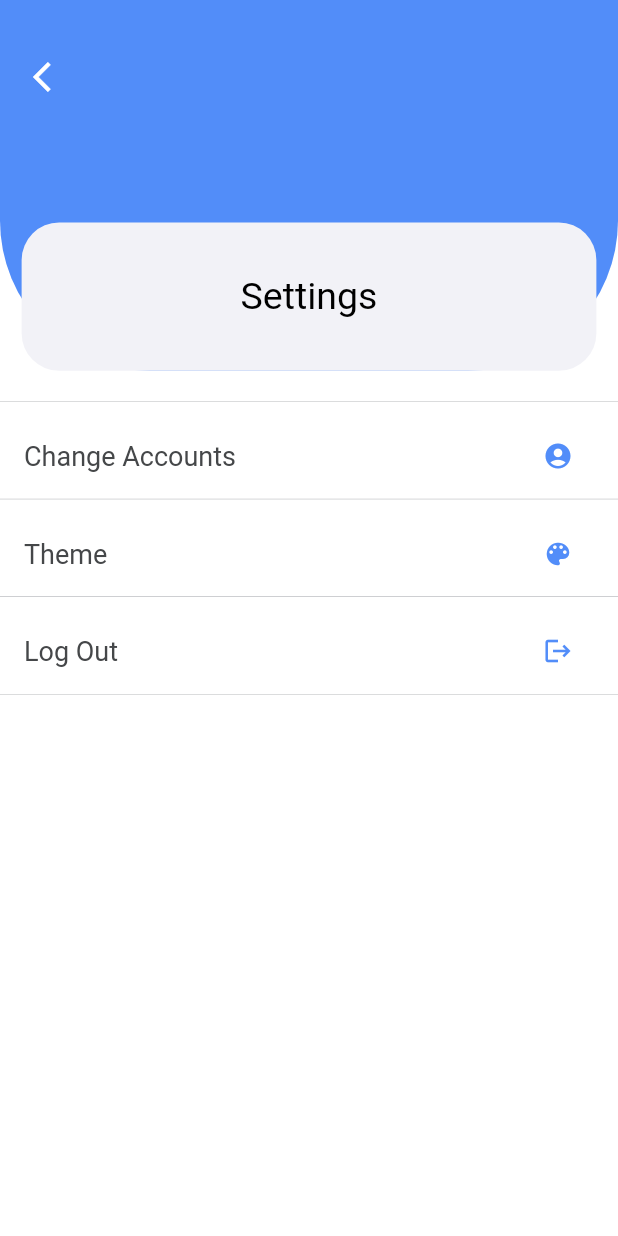
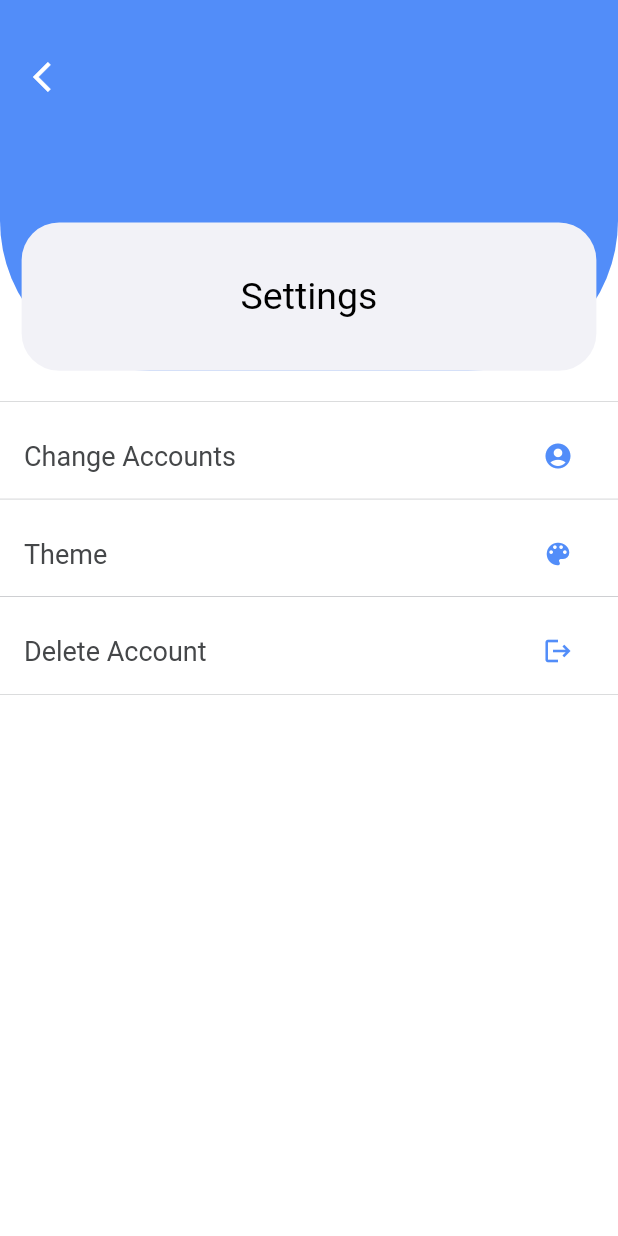
Before and after one commit to ilknurdondurma/BTWlate-Translate, a Flutter app: the SettingsPage screen opened directly, on a phone screen of 412 x 824 dp. Run offline on Flutter 3.47's test engine with Material 2 defaults, Android fonts, the phone set to English and light mode, and no system bars; our stand-ins replace cloud_firestore, firebase_auth, firebase_core, flutter_spinkit, fluttertoast, get and 2 more; missing offline and left inert: translator; accounts and stored records are empty.

Commit message:
google account delete added

```diff
--- /dev/null
+++ b/lib/auth/facebook_sign.dart
@@ -0,0 +1,3 @@
+class FacebookSign{
+
+}
--- a/lib/kaldigimYer.dart
+++ /dev/null
@@ -1,3 +0,0 @@
-
-// translate sayfasında sadece ses kaldı
-//loginde column elemanları eklenecek
--- a/lib/screens/login.dart
+++ b/lib/screens/login.dart
@@ -43,7 +43,7 @@ class _LoginPageState extends State<LoginPage> {
                   SizedBox(height:UISpaceHelper.dynamicHeight(context, 0.05)),
                   //buttons
                   GestureDetector(
-                    onTap:()=>GoogleSign.asas(),
+                    onTap:()=>GoogleSign.loginButtonGoogle(),
                     child: MyContainerButton(
                         dynamicwidth: UISizeHelper.loginButtonsWidth,
                         dynamicheight: UISizeHelper.loginButtonsHeight,
--- a/lib/screens/settings.dart
+++ b/lib/screens/settings.dart
@@ -1,3 +1,4 @@
+import 'package:btwlate/auth/google_sign.dart';
 import 'package:btwlate/screens/login.dart';
 import 'package:btwlate/screens/translate.dart';
 import 'package:btwlate/ui/helper/ui_colors_helper.dart';
@@ -29,7 +30,7 @@ class _SettingsPageState extends State<SettingsPage> {
               GeneralThemeWidgetStyle(
                   iconChild: const Icon(Icons.arrow_back_ios),
                   height: UISpaceHelper.dynamicHeight(context, UISizeHelper.smallHeaderHeight),
-                  headerIconFunc: ()=>Get.to(()=>TranslatePage()),
+                  headerIconFunc: ()=>Get.back(),
                   child: Text(UITextHelper.settingsHeader,style: UITextStyles.pagesHeaderStyle,)
               ),
               Column(
@@ -41,6 +42,7 @@ class _SettingsPageState extends State<SettingsPage> {
                     size: UISizeHelper.inBoxIconsSize,
                     onPressed: (){
                       print("change account");
+                      GoogleSign.logOutGoogle();
                       Get.to(()=>const LoginPage());
                       },
                     icon: Icons.account_circle_rounded,
@@ -55,10 +57,16 @@ class _SettingsPageState extends State<SettingsPage> {
 
                   ),
                   MyListTileContainer(
-                    text: UITextHelper.logOut,
+                    text: UITextHelper.deleteAccount,
                     color: UIColorsHelper.lightSettingsIconColor,
                     size: UISizeHelper.inBoxIconsSize,
-                    onPressed: (){print("exit");},
+                    onPressed: (){
+                      GoogleSign.deleteGoogle();
+
+                      print("delete ");
+
+
+                    },
                     icon: Icons.logout,
 
                   ),
--- a/lib/ui/helper/ui_size_helper.dart
+++ b/lib/ui/helper/ui_size_helper.dart
@@ -26,7 +26,7 @@ class UISizeHelper{
 
   // translate button sizes
   static const double translateButtonContainerCircular = 21;
-  static const double translateButtonHeight = 0.2;
+  static const double translateButtonHeight = 0.12;
   static const double translateButtonWidth = 0.38;
   static const double translateButtonPadding = 10;
 
--- a/lib/ui/helper/ui_text_helper.dart
+++ b/lib/ui/helper/ui_text_helper.dart
@@ -34,7 +34,7 @@ class UITextHelper {
   //settingsPage
   static const String changeAccount = "Change Accounts";
   static const String theme = "Theme";
-  static const String logOut = "Log Out";
+  static const String deleteAccount = "Delete Account";
 
   //splash Page
   static const String btwlate = "BtwLate";
```
Also changed, not shown: lib/auth/email_sign.dart (added, +8 -0 lines), lib/auth/firebase_controller.dart (+26 -0 lines), lib/auth/google_sign.dart (+44 -11 lines), lib/screens/translate.dart (+8 -0 lines), lib/deneme.dart (deleted), 1 other file.
